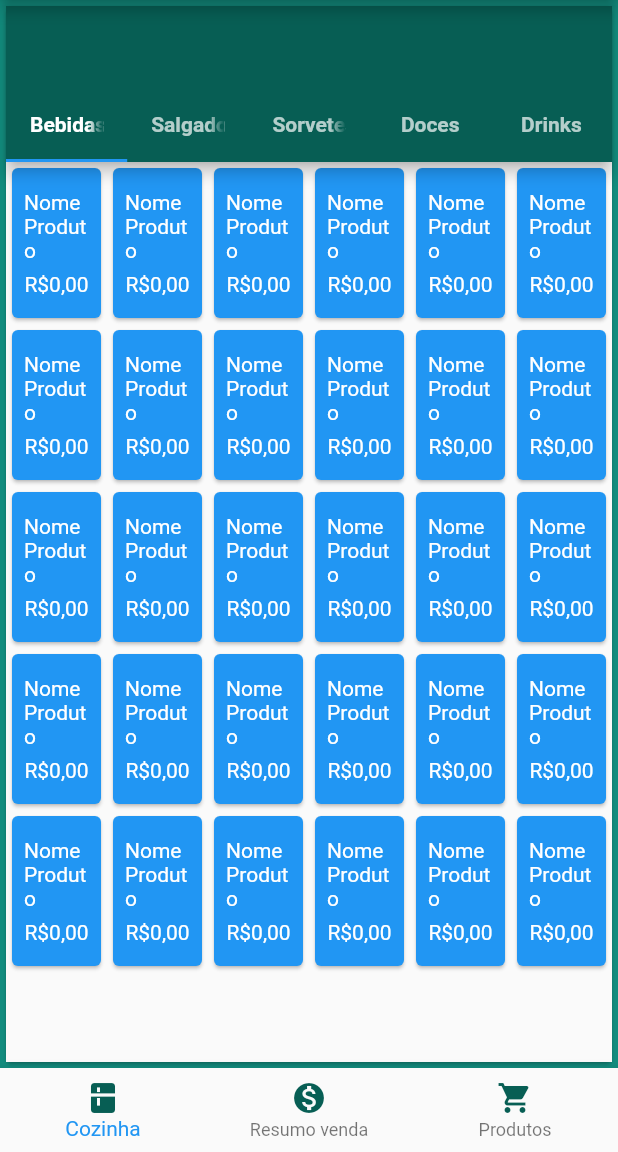
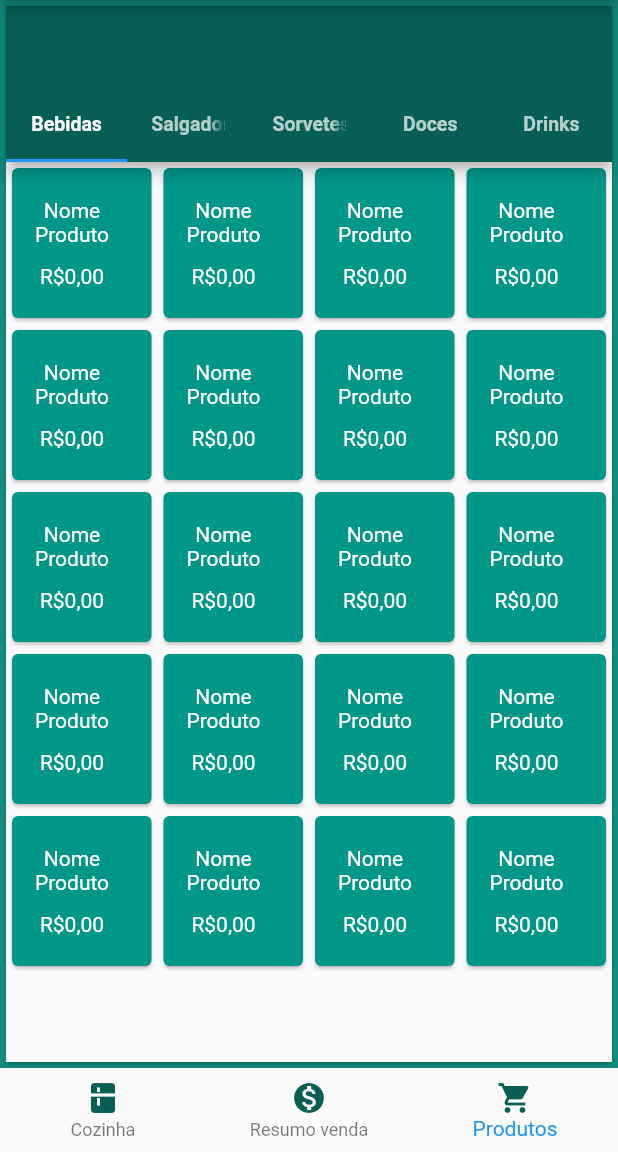
Before and after one commit to PedroPinto23/flutter_webSite, a Flutter app: the screen it shows after launch, swiped to page 3, on a phone screen of 412 x 824 dp, the part 84-1236 px from its top. Run offline on Flutter 3.47's test engine with Material 2 defaults, Android fonts, the phone set to English and light mode, and no system bars; our stand-ins replace qr_flutter.

Commit message:
13/07/2020

```diff
--- a/lib/screens/Bares/bares_screen.dart
+++ b/lib/screens/Bares/bares_screen.dart
@@ -10,11 +10,21 @@ class Bares extends StatefulWidget {
 
 class _BaresState extends State<Bares> {
   int _selectedIndex = 0;
+
+  void bottomTapped(int index) {
+    setState(() {
+      _selectedIndex = index;
+      pageController.animateToPage(index,
+          duration: Duration(milliseconds: 500), curve: Curves.ease);
+    });
+  }
+
   PageController pageController = PageController();
   @override
   Widget build(BuildContext context) {
     return LayoutBuilder(builder: (context, constraints) {
-      if (constraints.maxWidth > 600 && constraints.maxWidth < 1024) {
+      if (constraints.maxWidth > 700 && constraints.maxWidth < 1200) {
+        print(constraints.biggest);
         return Scaffold(
             backgroundColor: Color.fromARGB(255, 18, 140, 126),
             body: Container(
@@ -40,14 +50,14 @@ class _BaresState extends State<Bares> {
                     ],
                   ),
                 )));
-      } else if (constraints.maxWidth >= 1024) {
+      } else if (constraints.maxWidth >= 1200) {
+        print(constraints.biggest);
         return Scaffold(
             backgroundColor: Color.fromARGB(255, 18, 140, 126),
             body: Container(
                 color: Colors.transparent,
                 // decoration: BoxDecoration(
                 //     borderRadius: BorderRadius.all(Radius.circular(45))),
-                padding: EdgeInsets.all(30),
                 child: Row(
                   children: [
                     Expanded(flex: 2, child: ProdutosCozinha()),
@@ -60,6 +70,7 @@ class _BaresState extends State<Bares> {
                   ],
                 )));
       } else {
+        print(constraints.biggest);
         return Scaffold(
           appBar: AppBar(
             title: Text("Bares"),
@@ -67,6 +78,11 @@ class _BaresState extends State<Bares> {
           ),
           backgroundColor: Color.fromARGB(255, 18, 140, 126),
           body: PageView(
+            onPageChanged: (value) {
+              setState(() {
+                _selectedIndex = value;
+              });
+            },
             controller: pageController,
             children: [
               ProdutosCozinha(),
@@ -104,9 +120,7 @@ class _BaresState extends State<Bares> {
             currentIndex: _selectedIndex,
             selectedItemColor: Colors.blue,
             onTap: (int index) {
-              setState(() {
-                _selectedIndex = index;
-              });
+              bottomTapped(index);
             },
           ),
         );
--- a/lib/screens/Bares/widgets/ProdutosCozinha/widgets/tabela_botoes.dart
+++ b/lib/screens/Bares/widgets/ProdutosCozinha/widgets/tabela_botoes.dart
@@ -16,6 +16,7 @@ class TabelaBotoes extends StatelessWidget {
                     onPressed: () {},
                     child: Text(
                       "Venda",
+                      textAlign: TextAlign.center,
                       style: TextStyle(color: Colors.white),
                     ),
                   ),
@@ -24,6 +25,7 @@ class TabelaBotoes extends StatelessWidget {
                     onPressed: () {},
                     child: Text(
                       "Reter cartão",
+                      textAlign: TextAlign.center,
                       style: TextStyle(color: Colors.white),
                     ),
                   ),
@@ -41,6 +43,7 @@ class TabelaBotoes extends StatelessWidget {
                     onPressed: () {},
                     child: Text(
                       "Cancelar",
+                      textAlign: TextAlign.center,
                       style: TextStyle(color: Colors.white),
                     ),
                   ),
@@ -49,6 +52,7 @@ class TabelaBotoes extends StatelessWidget {
                     onPressed: () {},
                     child: Text(
                       "Estornar venda",
+                      textAlign: TextAlign.center,
                       style: TextStyle(color: Colors.white),
                     ),
                   ),
@@ -66,6 +70,7 @@ class TabelaBotoes extends StatelessWidget {
                     onPressed: () {},
                     child: Text(
                       "Operações",
+                      textAlign: TextAlign.center,
                       style: TextStyle(color: Colors.white),
                     ),
                   ),
@@ -74,6 +79,7 @@ class TabelaBotoes extends StatelessWidget {
                     onPressed: () {},
                     child: Text(
                       "Extrato cartão",
+                      textAlign: TextAlign.center,
                       style: TextStyle(color: Colors.white),
                     ),
                   ),
--- a/lib/screens/Bares/widgets/ProdutosTabela/produtos_tabela.dart
+++ b/lib/screens/Bares/widgets/ProdutosTabela/produtos_tabela.dart
@@ -11,9 +11,7 @@ class ProdutosTabela extends StatelessWidget {
           appBar: AppBar(
             bottom: TabBar(
               labelColor: Colors.white,
-              labelStyle: TextStyle(
-                fontWeight: FontWeight.bold,
-              ),
+              labelStyle: TextStyle(fontWeight: FontWeight.bold, fontSize: 13),
               tabs: [
                 Tab(
                   text: ("Bebidas"),
--- a/lib/screens/Bares/widgets/ProdutosTabela/widgets/card_produto.dart
+++ b/lib/screens/Bares/widgets/ProdutosTabela/widgets/card_produto.dart
@@ -4,7 +4,9 @@ class CardProduto extends StatelessWidget {
   @override
   Widget build(BuildContext context) {
     return Card(
-      color: Colors.blue,
+      color: Colors.teal[500],
+      child: SingleChildScrollView(
+        scrollDirection: Axis.horizontal,
         child: Container(
           height: 100,
           width: 80,
@@ -15,6 +17,7 @@ class CardProduto extends StatelessWidget {
             children: [
               Text(
                 "Nome Produto",
+                textAlign: TextAlign.center,
                 style: TextStyle(color: Colors.white),
               ),
               Text(
@@ -24,6 +27,7 @@ class CardProduto extends StatelessWidget {
             ],
           ),
         ),
+      ),
     );
   }
 }
--- a/lib/screens/Bares/widgets/ProdutosTabela/widgets/tab_bar_produtos.dart
+++ b/lib/screens/Bares/widgets/ProdutosTabela/widgets/tab_bar_produtos.dart
@@ -13,14 +13,10 @@ class TabBarProdutos extends StatelessWidget {
               Expanded(child: CardProduto()),
               Expanded(child: CardProduto()),
               Expanded(child: CardProduto()),
-              Expanded(child: CardProduto()),
-              Expanded(child: CardProduto()),
             ],
           ),
           Row(
             children: [
-              Expanded(child: CardProduto()),
-              Expanded(child: CardProduto()),
               Expanded(child: CardProduto()),
               Expanded(child: CardProduto()),
               Expanded(child: CardProduto()),
@@ -33,14 +29,10 @@ class TabBarProdutos extends StatelessWidget {
               Expanded(child: CardProduto()),
               Expanded(child: CardProduto()),
               Expanded(child: CardProduto()),
-              Expanded(child: CardProduto()),
-              Expanded(child: CardProduto()),
             ],
           ),
           Row(
             children: [
-              Expanded(child: CardProduto()),
-              Expanded(child: CardProduto()),
               Expanded(child: CardProduto()),
               Expanded(child: CardProduto()),
               Expanded(child: CardProduto()),
@@ -53,8 +45,6 @@ class TabBarProdutos extends StatelessWidget {
               Expanded(child: CardProduto()),
               Expanded(child: CardProduto()),
               Expanded(child: CardProduto()),
-              Expanded(child: CardProduto()),
-              Expanded(child: CardProduto()),
             ],
           ),
         ],
```
Lines whose indentation alone changed are shown as unchanged.
